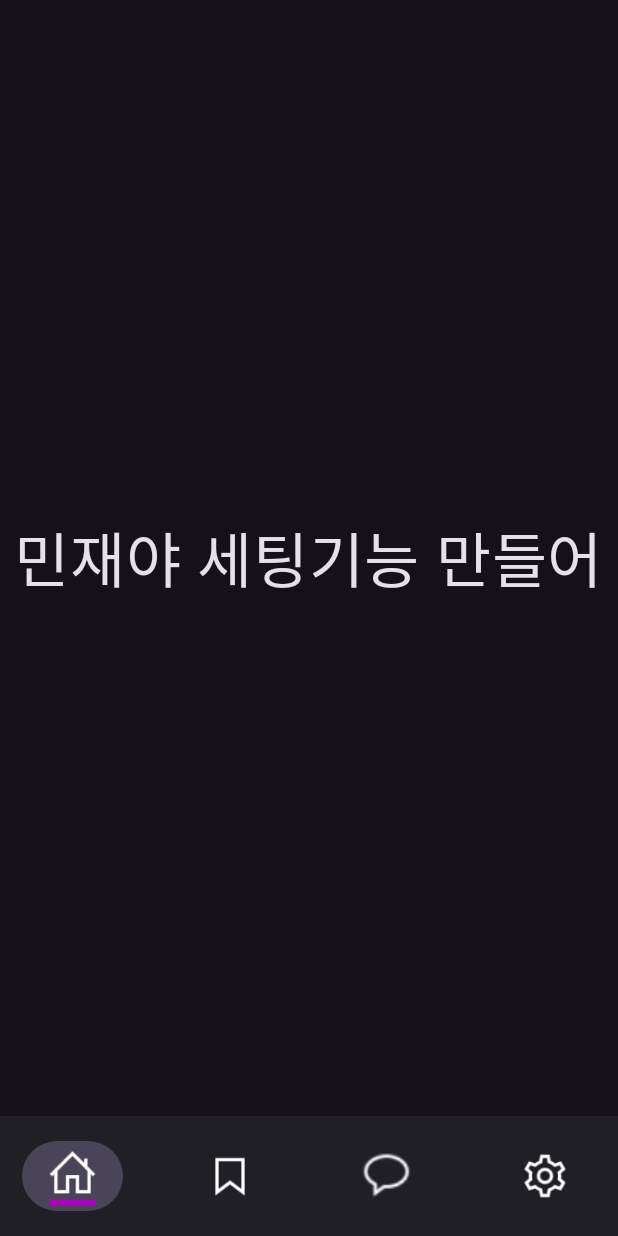
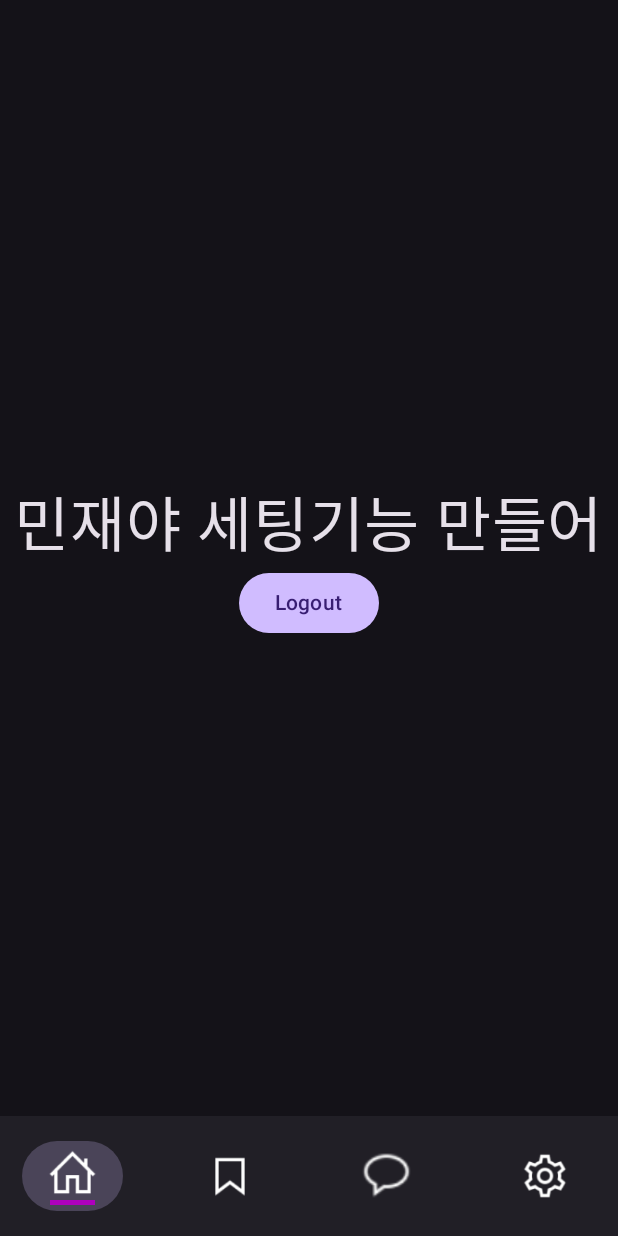
Before and after one commit to SRH-MiMo/android-renewal, an Android app built with Jetpack Compose: the SettingsPage screen opened through its navigation route, on a phone screen of 412 x 824 dp. Run offline under Robolectric (Android 15) with nearby library versions, the phone set to English and light mode, and no system bars; libraries missing offline, so code that uses them is left out: io.github.jan.supabase.

Commit message:
logout button

```diff
--- a/app/src/main/java/com/example/mimo/screen/loginPage.kt
+++ b/app/src/main/java/com/example/mimo/screen/loginPage.kt
@@ -91,7 +91,7 @@ fun Loginpage(navController: NavController) {
             Spacer(modifier = Modifier.height(20.dp))
 
             Column {
-                InsertButton()
+//                InsertButton()
                 GoogleSignInButton(navController = navController)
 
             }
--- a/app/src/main/java/com/example/mimo/screen/settings.kt
+++ b/app/src/main/java/com/example/mimo/screen/settings.kt
@@ -1,21 +1,30 @@
 package com.example.mimo.screen
 
+import android.widget.Toast
 import androidx.compose.foundation.layout.Arrangement
 import androidx.compose.foundation.layout.Column
 import androidx.compose.foundation.layout.fillMaxSize
 import androidx.compose.foundation.layout.padding
+import androidx.compose.material3.Button
 import androidx.compose.material3.Scaffold
 import androidx.compose.material3.Surface
 import androidx.compose.material3.Text
 import androidx.compose.runtime.Composable
 import androidx.compose.runtime.remember
+import androidx.compose.runtime.rememberCoroutineScope
 import androidx.compose.ui.Alignment
 import androidx.compose.ui.Modifier
+import androidx.compose.ui.platform.LocalContext
 import androidx.compose.ui.tooling.preview.Preview
 import androidx.compose.ui.unit.sp
 import androidx.navigation.NavController
 import androidx.navigation.compose.rememberNavController
 import com.example.mimo.component.BottomNavigation
+import com.example.mimo.supabase
+import io.github.jan.supabase.exceptions.RestException
+import io.github.jan.supabase.gotrue.auth
+import io.github.jan.supabase.postgrest.from
+import kotlinx.coroutines.launch
 
 @Composable
 fun SettingsPage(navController: NavController) {
@@ -23,7 +32,7 @@ fun SettingsPage(navController: NavController) {
         modifier = Modifier
             .fillMaxSize()
     ) {
-            Column (
+        Column(
             verticalArrangement = Arrangement.Center,
             horizontalAlignment = Alignment.CenterHorizontally
         ) {
@@ -31,6 +40,8 @@ fun SettingsPage(navController: NavController) {
                 text = "민재야 세팅기능 만들어",
                 fontSize = 40.sp
             )
+
+            LogoutButton(navController = navController)
         }
     }
 }
@@ -42,3 +53,26 @@ fun SettingView() {
     val navController = rememberNavController()
     SettingsPage(navController = navController)
 }
+
+@Composable
+fun LogoutButton(navController: NavController) {
+    val context = LocalContext.current
+    val coroutineScope = rememberCoroutineScope()
+
+    Button(onClick = {
+        coroutineScope.launch {
+            try {
+                supabase.auth.signOut()
+
+                Toast.makeText(context, "로그아웃 됌", Toast.LENGTH_SHORT).show()
+
+                navController.navigate("MainPage")
+            } catch (e: RestException) {
+                Toast.makeText(context, e.message, Toast.LENGTH_SHORT).show()
+
+            }
+        }
+    }) {
+        Text("Logout")
+    }
+}
```
Lines whose indentation alone changed are shown as unchanged.
